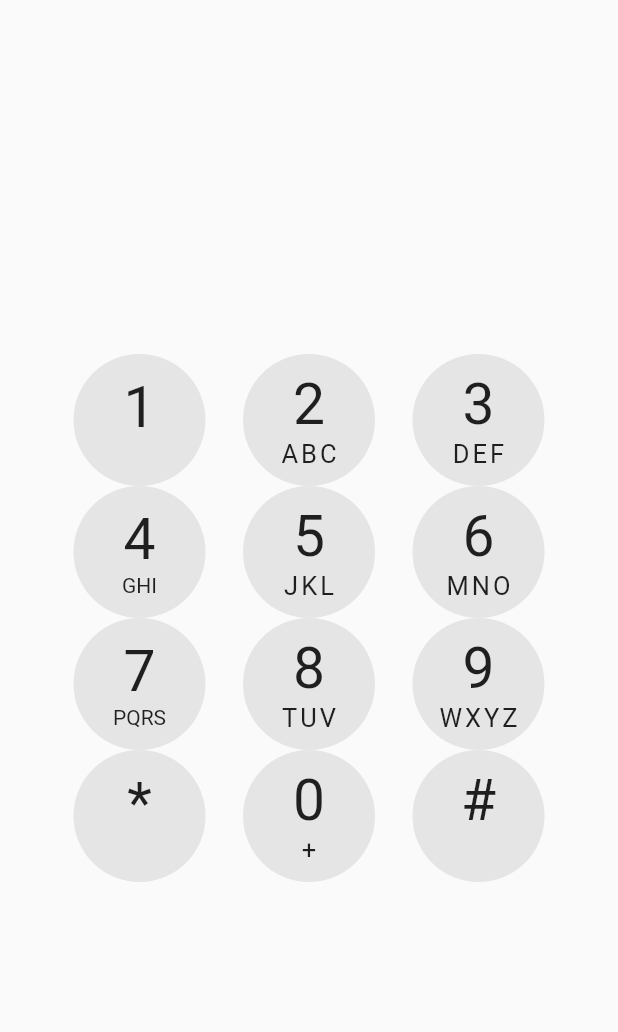
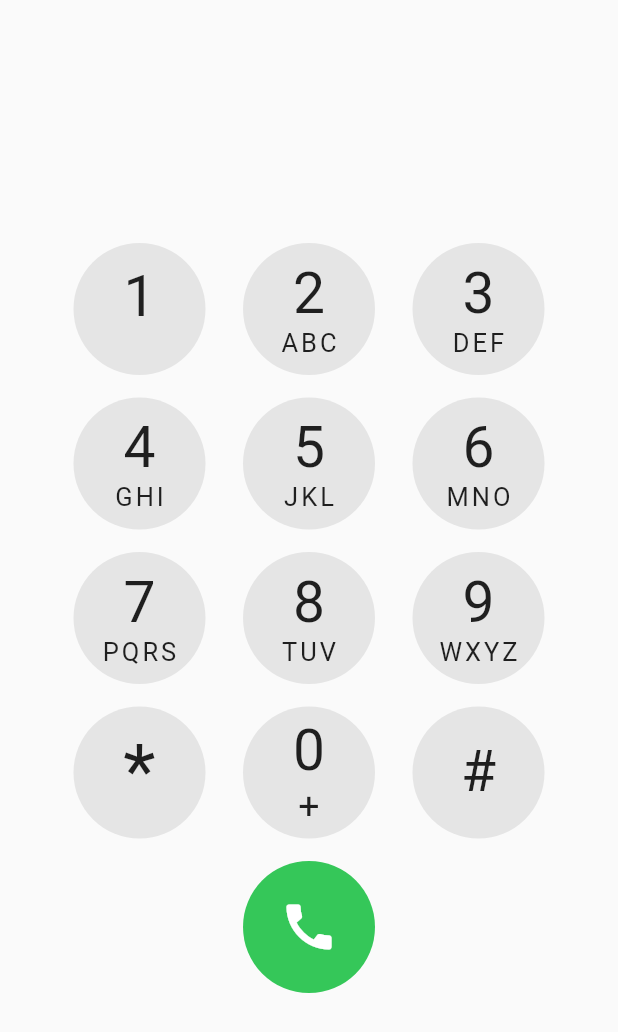
Before and after one commit to samtuga1/ios_caller_clone, a Flutter app: the screen it shows after launch, on a phone screen of 412 x 824 dp. Shown: the top 1032 px of the screen. Run offline on Flutter 3.47's test engine with Material 2 defaults, Android fonts, the phone set to English and light mode, and no system bars.

Commit message:
Finished creating all my circular containers and finished all my refactoring

```diff
--- a/lib/main.dart
+++ b/lib/main.dart
@@ -4,6 +4,13 @@ const kCircleAvatarHeight = 88.0;
 const kCircleAvatarWidth = 88.0;
 const kInnerNumberStyle = TextStyle(fontSize: 38);
 const kInnerLetterStyle = TextStyle(fontSize: 17, letterSpacing: 2.0);
+const kSpaceBetweenRow = SizedBox(
+  height: 15,
+);
+const callerIconSize = 40.0;
+const List<Icons> icons = [
+  Icon(Icons.star),
+];
 
 void main() {
   runApp(const MaterialApp(
@@ -59,6 +66,7 @@ class MainScreen extends StatelessWidget {
               ),
             ],
           ),
+          kSpaceBetweenRow,
           Row(
             mainAxisAlignment: MainAxisAlignment.center,
             children: const [
@@ -67,7 +75,10 @@ class MainScreen extends StatelessWidget {
                   '4',
                   style: kInnerNumberStyle,
                 ),
-                Text('GHI'),
+                Text(
+                  'GHI',
+                  style: kInnerLetterStyle,
+                ),
               ),
               SizedBox(
                 width: 25,
@@ -97,6 +108,7 @@ class MainScreen extends StatelessWidget {
               ),
             ],
           ),
+          kSpaceBetweenRow,
           Row(
             mainAxisAlignment: MainAxisAlignment.center,
             children: const [
@@ -105,7 +117,10 @@ class MainScreen extends StatelessWidget {
                   '7',
                   style: kInnerNumberStyle,
                 ),
-                Text('PQRS'),
+                Text(
+                  'PQRS',
+                  style: kInnerLetterStyle,
+                ),
               ),
               SizedBox(
                 width: 25,
@@ -135,15 +150,15 @@ class MainScreen extends StatelessWidget {
               ),
             ],
           ),
+          kSpaceBetweenRow,
           Row(
             mainAxisAlignment: MainAxisAlignment.center,
             children: const [
-              CircleAvatar(
+              CenterCircleAvatar(
                 Text(
                   '*',
-                  style: kInnerNumberStyle,
+                  style: TextStyle(fontSize: 50),
                 ),
-                Text(''),
               ),
               SizedBox(
                 width: 25,
@@ -155,26 +170,64 @@ class MainScreen extends StatelessWidget {
                 ),
                 Text(
                   '+',
-                  style: kInnerLetterStyle,
+                  style: TextStyle(fontSize: 25),
                 ),
               ),
               SizedBox(
                 width: 25,
               ),
-              CircleAvatar(
-                Text(
-                  '#',
-                  style: kInnerNumberStyle,
-                ),
-                Text(
-                  '',
-                  style: kInnerLetterStyle,
+              CenterCircleAvatar(Text(
+                '#',
+                style: kInnerNumberStyle,
+              )),
+            ],
+          ),
+          const SizedBox(
+            height: 15,
+          ),
+          Row(
+            mainAxisAlignment: MainAxisAlignment.center,
+            children: [
+              Container(
+                child: const Center(
+                    child: Icon(
+                  Icons.call,
+                  color: Colors.white,
+                  size: callerIconSize,
+                )),
+                height: kCircleAvatarHeight,
+                width: kCircleAvatarWidth,
+                decoration: const BoxDecoration(
+                  shape: BoxShape.circle,
+                  color: Color(0xFF35c759),
                 ),
               ),
             ],
           ),
         ],
       )),
+    );
+  }
+}
+
+class CenterCircleAvatar extends StatelessWidget {
+  final Widget numberText;
+
+  const CenterCircleAvatar(
+    this.numberText, {
+    Key? key,
+  }) : super(key: key);
+
+  @override
+  Widget build(BuildContext context) {
+    return Container(
+      child: Center(child: numberText),
+      height: kCircleAvatarHeight,
+      width: kCircleAvatarWidth,
+      decoration: const BoxDecoration(
+        color: Color(0xFFe5e5e5),
+        shape: BoxShape.circle,
+      ),
     );
   }
 }
```
